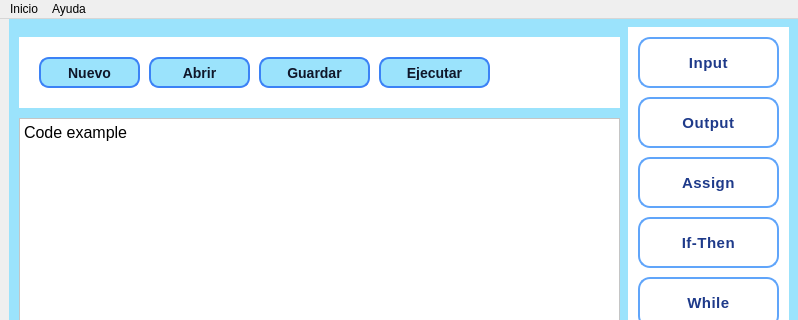
Qt form main_window.ui (Phowk/compilasoft) before a commit; both pictures show x 0 to 798 and y 0 to 320 of the 798 by 600 pixel window.
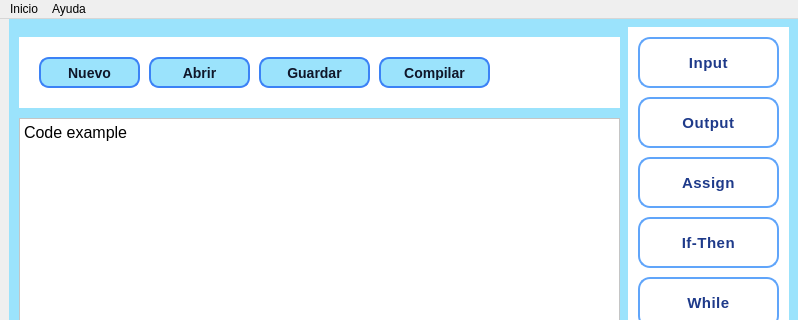
The same form after that commit. Icons and pictures are not drawn.

Diff of the .ui file:
```diff
--- a/main_window.ui
+++ b/main_window.ui
@@ -447,9 +447,8 @@
      </property>
      <property name="font">
       <font>
-       <family>Segoe UI,sans-serif</family>
+       <family>Segoe UI</family>
        <pointsize>-1</pointsize>
-       <weight>75</weight>
        <italic>false</italic>
        <bold>true</bold>
       </font>
@@ -523,7 +522,7 @@
        </rect>
       </property>
       <property name="text">
-       <string>Ejecutar</string>
+       <string>Compilar</string>
       </property>
       <property name="icon">
        <iconset>
```
Left out of the diff: 17 changed lines with no effect on the pictures.
